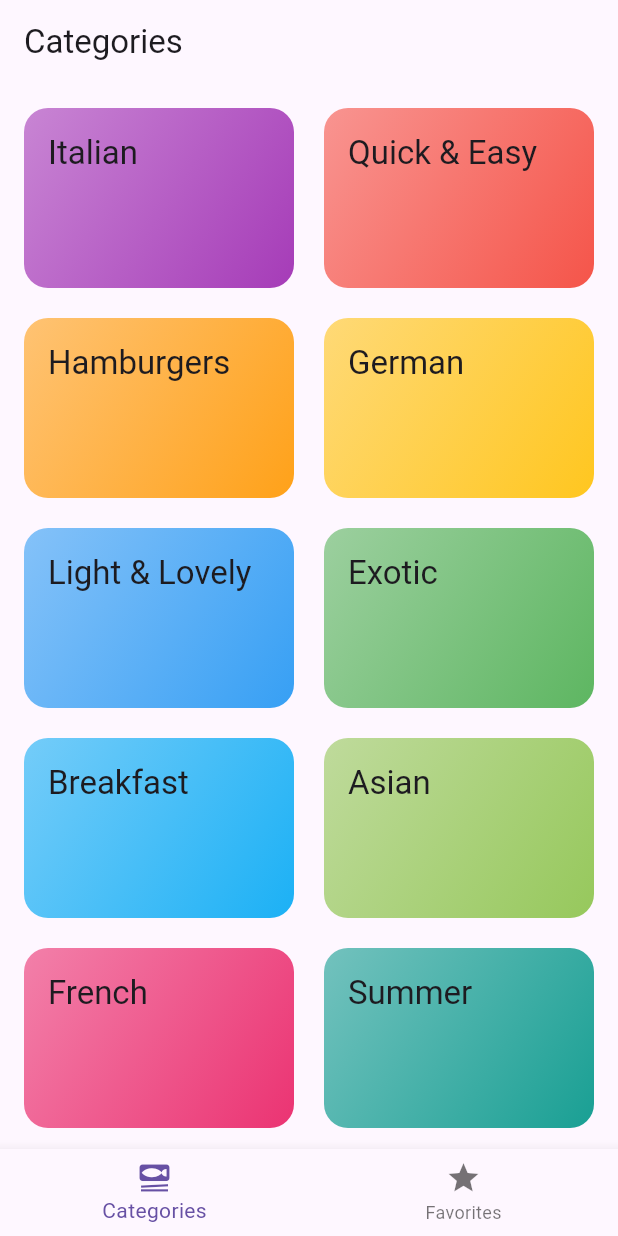
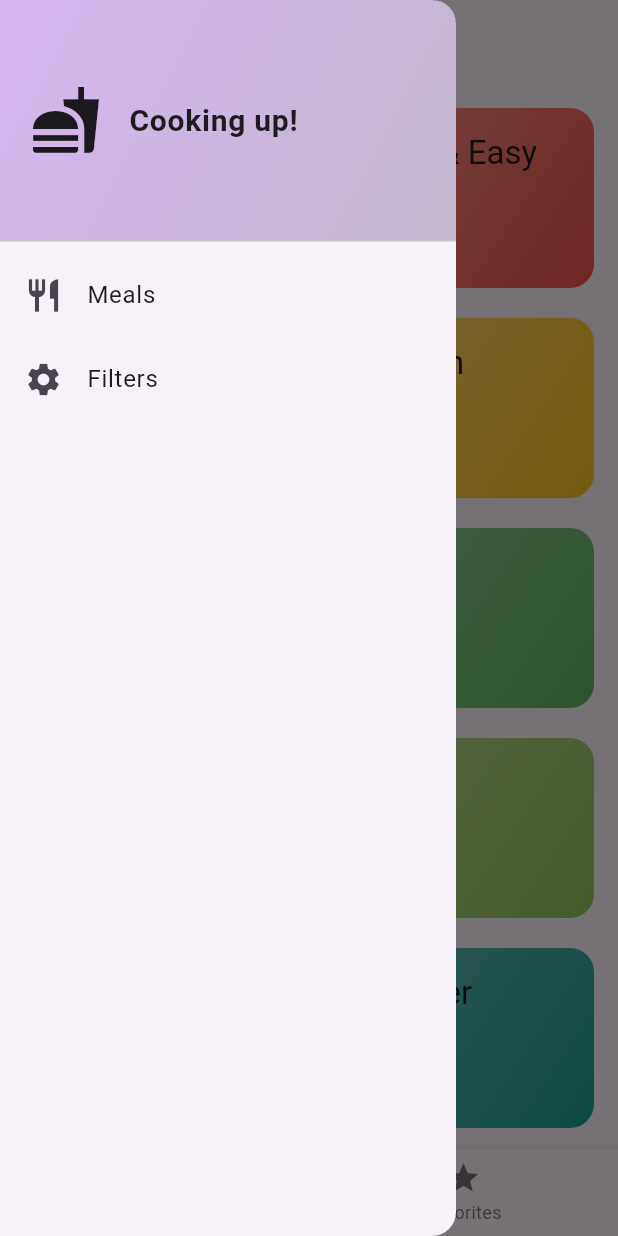
Before and after one commit to pulpetto/Meals-App, a Flutter app: the screen it shows after launch, with the side drawer open (before the commit the screen has no drawer), on a phone screen of 412 x 824 dp. Run offline on Flutter 3.47's test engine with Material 3 defaults, Android fonts, the phone set to English and light mode, and no system bars; our stand-ins replace transparent_image.

Commit message:
add drawer

```diff
--- a/lib/screens/tabs.dart
+++ b/lib/screens/tabs.dart
@@ -1,6 +1,7 @@
 import 'package:flutter/material.dart';
 import 'package:meals_app/screens/categories.dart';
 import 'package:meals_app/screens/meals.dart';
+import 'package:meals_app/widgets/main_drawer.dart';
 
 class Tabs extends StatefulWidget {
   const Tabs({super.key});
@@ -32,6 +33,7 @@ class _TabsState extends State<Tabs> {
       appBar: AppBar(
         title: Text(activePageTitle),
       ),
+      drawer: MainDrawer(),
       body: activePage,
       bottomNavigationBar: BottomNavigationBar(
         onTap: _selectPage,
--- /dev/null
+++ b/lib/widgets/main_drawer.dart
@@ -0,0 +1,62 @@
+import 'package:flutter/material.dart';
+
+class MainDrawer extends StatelessWidget {
+  const MainDrawer({super.key});
+
+  @override
+  Widget build(BuildContext context) {
+    return Drawer(
+      child: Column(
+        children: [
+          DrawerHeader(
+            padding: EdgeInsets.all(20),
+            decoration: BoxDecoration(
+              gradient: LinearGradient(
+                begin: Alignment.topLeft,
+                end: Alignment.bottomRight,
+                colors: [
+                  const Color.fromARGB(66, 119, 11, 213),
+                  const Color.fromARGB(66, 44, 11, 73),
+                ],
+              ),
+            ),
+            child: Row(
+              children: [
+                Icon(
+                  Icons.fastfood,
+                  size: 48,
+                ),
+                SizedBox(
+                  width: 18,
+                ),
+                Text(
+                  'Cooking up!',
+                  style: TextStyle(
+                    fontSize: 20,
+                    fontWeight: FontWeight.bold,
+                  ),
+                ),
+              ],
+            ),
+          ),
+          ListTile(
+            leading: Icon(
+              Icons.restaurant,
+              size: 26,
+            ),
+            title: Text('Meals'),
+            onTap: () {},
+          ),
+          ListTile(
+            leading: Icon(
+              Icons.settings,
+              size: 26,
+            ),
+            title: Text('Filters'),
+            onTap: () {},
+          ),
+        ],
+      ),
+    );
+  }
+}
```
